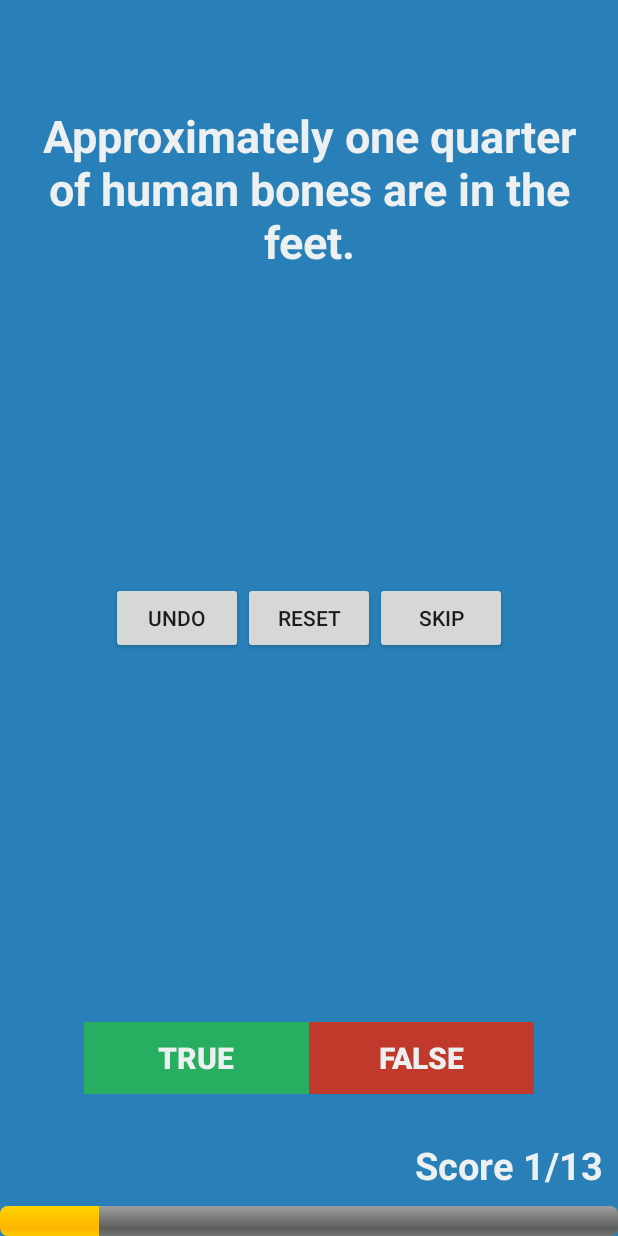
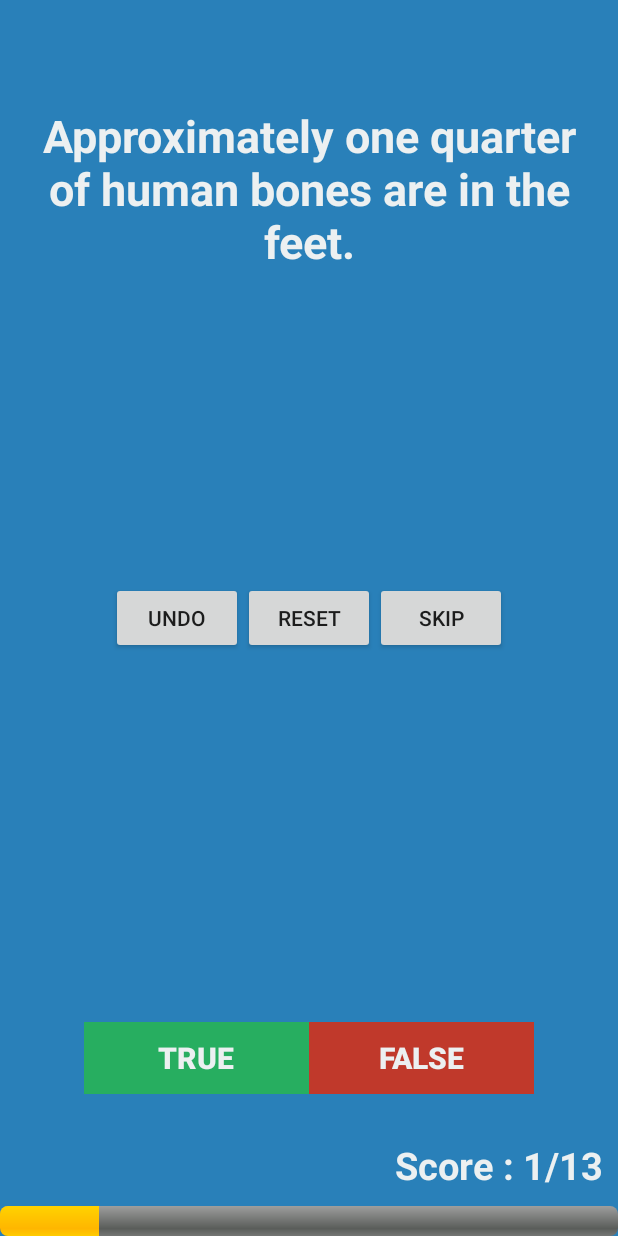
Before and after one commit to Droyder7/Quizder-Android-Quiz-App, an Android app: the screen it shows after launch (MainActivity), after a tap on "TRUE", on a phone screen of 412 x 824 dp. Run offline under Robolectric (Android 15) with nearby library versions, the light colour scheme and no system bars; 3 other taps on this screen came first.

Commit message:
All Warnings Fixed

```diff
--- a/app/src/main/java/com/londonappbrewery/quizzler/MainActivity.java
+++ b/app/src/main/java/com/londonappbrewery/quizzler/MainActivity.java
@@ -21,11 +21,10 @@ public class MainActivity extends Activity {
     Builder alert;
     boolean lastAnswer;
     private TrueFalse[] mQuestionBank = {new TrueFalse(R.string.question_1, true), new TrueFalse(R.string.question_2, true), new TrueFalse(R.string.question_3, true), new TrueFalse(R.string.question_4, true), new TrueFalse(R.string.question_5, true), new TrueFalse(R.string.question_6, false), new TrueFalse(R.string.question_7, true), new TrueFalse(R.string.question_8, false), new TrueFalse(R.string.question_9, true), new TrueFalse(R.string.question_10, true), new TrueFalse(R.string.question_11, false), new TrueFalse(R.string.question_12, false), new TrueFalse(R.string.question_13, true)};
-    int score;
+    int score=0;
 
     public MainActivity() {
         double length = this.mQuestionBank.length;
-        Double.isNaN(length);
         this.PROGRESS_BAR_INCREMENT = (int) Math.ceil(100.0d / length);
     }
 
@@ -41,14 +40,9 @@ public class MainActivity extends Activity {
             this.score = 0;
         }
         this.QuestionTextView = findViewById(R.id.question_text_view);
-        this.ScoreTextView = (TextView) findViewById(R.id.score);
-        this.ProgressBar = (ProgressBar) findViewById(R.id.progress_bar);
-        TextView textView = this.ScoreTextView;
-        StringBuilder sb = new StringBuilder();
-        sb.append("Score ");
-        sb.append(this.score);
-        sb.append("/13");
-        textView.setText(sb.toString());
+        this.ScoreTextView =  findViewById(R.id.score);
+        this.ProgressBar =  findViewById(R.id.progress_bar);
+        updateScore();
         this.QuestionTextView.setText(this.mQuestionBank[this.Index].getQid());
         findViewById(R.id.true_button).setOnClickListener(new OnClickListener() {
             public void onClick(View view) {
@@ -74,10 +68,9 @@ public class MainActivity extends Activity {
             this.alert.setCancelable(false);
             this.alert.setTitle("Game Over");
             Builder builder = this.alert;
-            StringBuilder sb = new StringBuilder();
-            sb.append("You Scored : ");
-            sb.append(this.score);
-            builder.setMessage(sb.toString());
+            String s = "You Scored : ";
+            s+=score;
+            builder.setMessage(s);
             this.alert.setPositiveButton("Close App", new DialogInterface.OnClickListener() {
                 public void onClick(DialogInterface dialogInterface, int i) {
                     MainActivity.this.finish();
@@ -90,12 +83,7 @@ public class MainActivity extends Activity {
             });
             this.alert.show();
         }
-        TextView textView = this.ScoreTextView;
-        StringBuilder sb2 = new StringBuilder();
-        sb2.append("Score ");
-        sb2.append(this.score);
-        sb2.append("/13");
-        textView.setText(sb2.toString());
+        updateScore();
         this.ProgressBar.incrementProgressBy(this.PROGRESS_BAR_INCREMENT);
         this.QuestionTextView.setText(this.mQuestionBank[this.Index].getQid());
     }
@@ -113,12 +101,7 @@ public class MainActivity extends Activity {
         if (this.lastAnswer) {
             this.score--;
         }
-        TextView textView = this.ScoreTextView;
-        StringBuilder sb = new StringBuilder();
-        sb.append("Score ");
-        sb.append(this.score);
-        sb.append("/13");
-        textView.setText(sb.toString());
+
     }
 
     public void reset(View view) {
@@ -126,12 +109,7 @@ public class MainActivity extends Activity {
         this.Index = 0;
         this.QuestionTextView.setText(this.mQuestionBank[this.Index].getQid());
         showToast("Reset");
-        TextView textView = this.ScoreTextView;
-        StringBuilder sb = new StringBuilder();
-        sb.append("Score ");
-        sb.append(this.score);
-        sb.append("/13");
-        textView.setText(sb.toString());
+        updateScore();
         ProgressBar progressBar = this.ProgressBar;
         progressBar.incrementProgressBy(-progressBar.getProgress());
     }
@@ -174,6 +152,14 @@ public class MainActivity extends Activity {
         ToastMessage.show();
     }
 
+    public void updateScore()
+    {
+        TextView textView = this.ScoreTextView;
+        String s = "Score : ";
+        s+=score+"/13";
+        textView.setText(s);
+    }
+
     /* access modifiers changed from: protected */
     public void onSaveInstanceState(Bundle outState) {
         super.onSaveInstanceState(outState);
```
